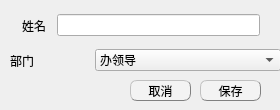
The window that deletepersondialog.ui (EsZHU/QtExamSystem) describes before a commit, drawn with Qt 5.
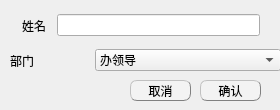
The same window after the commit.

Patch:
```diff
--- a/deletepersondialog.ui
+++ b/deletepersondialog.ui
@@ -209,7 +209,7 @@
 QPushButton:pressed{background-color:rgb(191, 190, 192);border-style: inset;}</string>
    </property>
    <property name="text">
-    <string>保存</string>
+    <string>确认</string>
    </property>
   </widget>
  </widget>
```
